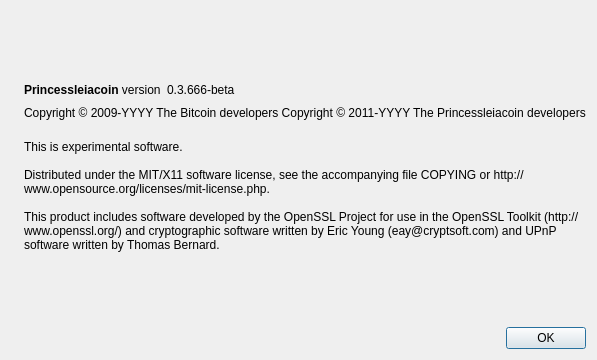
First picture: the form in src/qt/forms/aboutdialog.ui, repository iskies/PrincessLeiaCoin, before the edit.
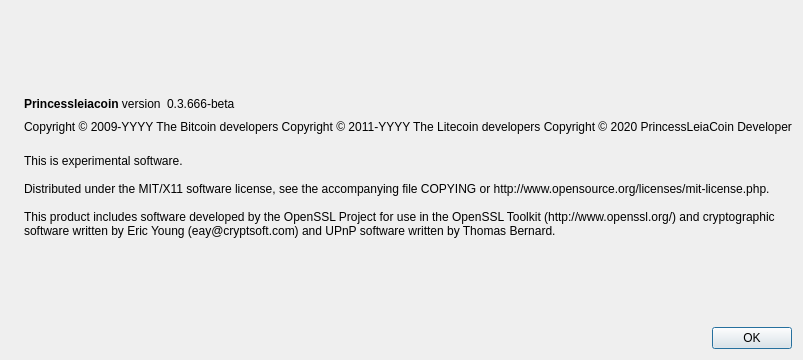
Second picture: the form after the edit. Icons and pictures are not drawn.

```diff
--- a/src/qt/forms/aboutdialog.ui
+++ b/src/qt/forms/aboutdialog.ui
@@ -92,7 +92,8 @@
        </property>
        <property name="text">
         <string notr="true">Copyright &amp;copy; 2009-YYYY The Bitcoin developers
-Copyright &amp;copy; 2011-YYYY The Princessleiacoin developers</string>
+	Copyright &amp;copy; 2011-YYYY The Litecoin developers
+	Copyright &amp;copy; 2020 PrincessLeiaCoin Developer</string>
        </property>
        <property name="textFormat">
         <enum>Qt::RichText</enum>
```
